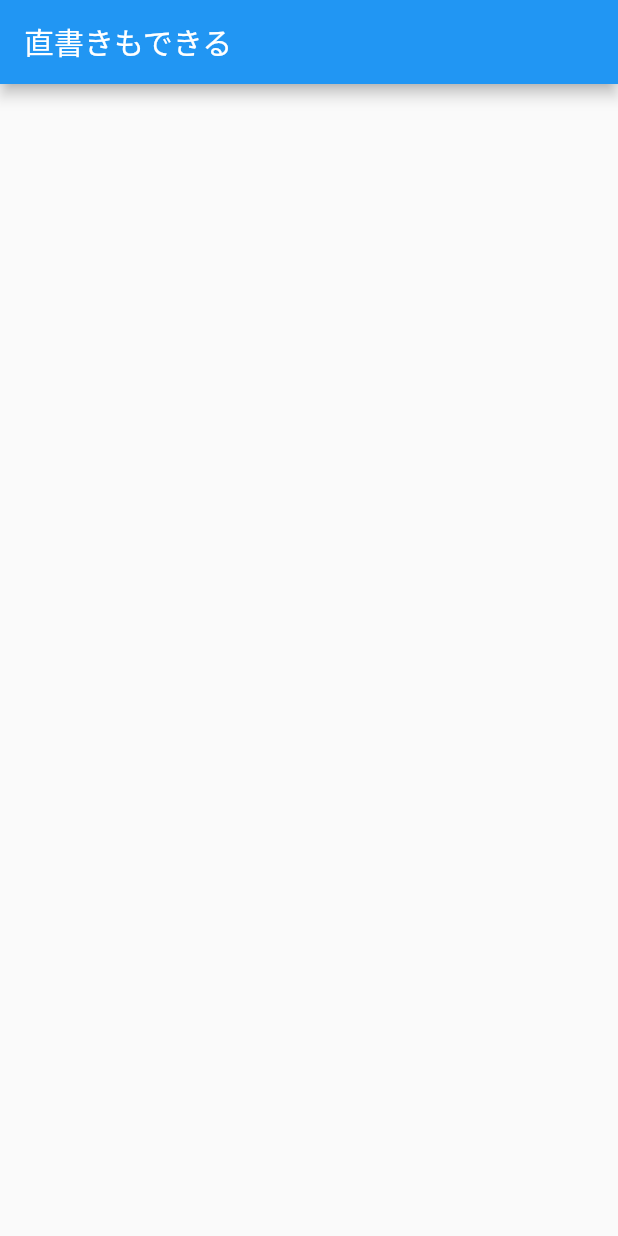
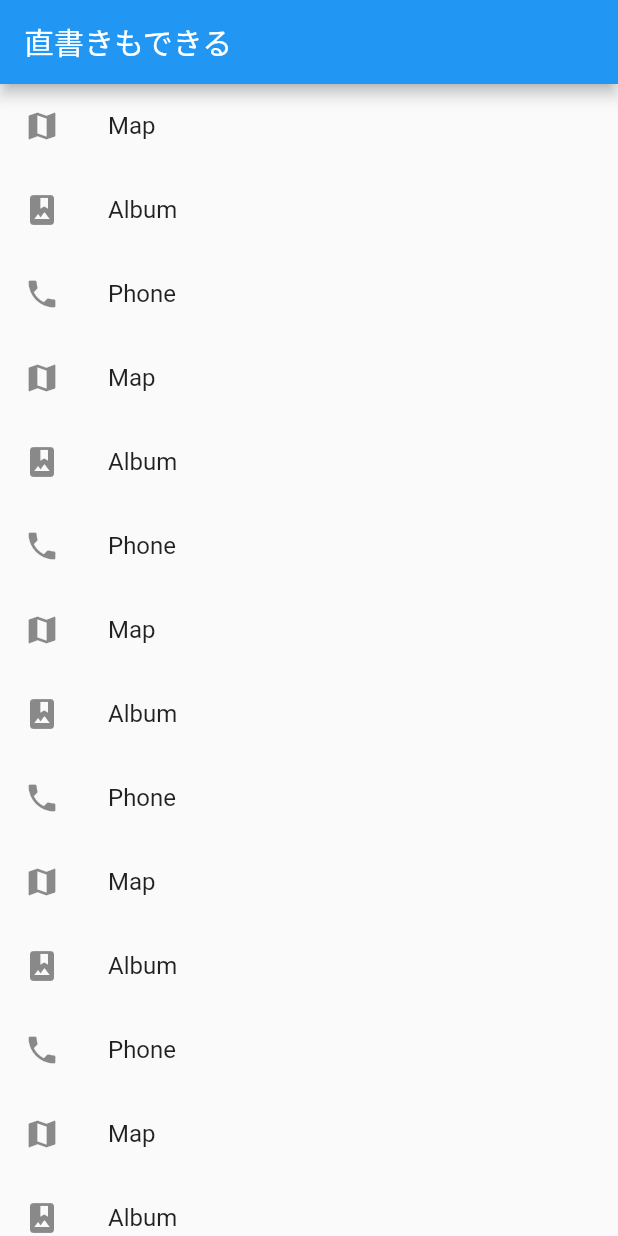
Before and after one commit to t-sakurai816/flutter-demo, a Flutter app: the screen it shows after launch, on a phone screen of 412 x 824 dp. Run offline on Flutter 3.47's test engine with Material 2 defaults, Android fonts, the phone set to English and light mode, and no system bars.

Commit message:
basic-list

```diff
--- a/lib/main.dart
+++ b/lib/main.dart
@@ -30,7 +30,6 @@ class MyHomePage extends StatefulWidget {
 }
 
 class _MyHomePageState extends State<MyHomePage> {
-
   @override
   Widget build(BuildContext context) {
     return Scaffold(
@@ -39,7 +38,71 @@ class _MyHomePageState extends State<MyHomePage> {
       ),
       body: Container(
         width: double.infinity,
-        child: Container(),
+        child: ListView(
+          //スクロールできる。下に伸びても大丈夫
+          children: <Widget>[
+            ListTile(
+              leading: Icon(Icons.map),
+              title: Text('Map'),
+            ),
+            ListTile(
+              leading: Icon(Icons.photo_album),
+              title: Text('Album'),
+            ),
+            ListTile(
+              leading: Icon(Icons.phone),
+              title: Text('Phone'),
+            ),
+            ListTile(
+              leading: Icon(Icons.map),
+              title: Text('Map'),
+            ),
+            ListTile(
+              leading: Icon(Icons.photo_album),
+              title: Text('Album'),
+            ),
+            ListTile(
+              leading: Icon(Icons.phone),
+              title: Text('Phone'),
+            ),
+            ListTile(
+              leading: Icon(Icons.map),
+              title: Text('Map'),
+            ),
+            ListTile(
+              leading: Icon(Icons.photo_album),
+              title: Text('Album'),
+            ),
+            ListTile(
+              leading: Icon(Icons.phone),
+              title: Text('Phone'),
+            ),
+            ListTile(
+              leading: Icon(Icons.map),
+              title: Text('Map'),
+            ),
+            ListTile(
+              leading: Icon(Icons.photo_album),
+              title: Text('Album'),
+            ),
+            ListTile(
+              leading: Icon(Icons.phone),
+              title: Text('Phone'),
+            ),
+            ListTile(
+              leading: Icon(Icons.map),
+              title: Text('Map'),
+            ),
+            ListTile(
+              leading: Icon(Icons.photo_album),
+              title: Text('Album'),
+            ),
+            ListTile(
+              leading: Icon(Icons.phone),
+              title: Text('Phone'),
+            ),
+          ],
+        ),
       ),
     );
   }
```
